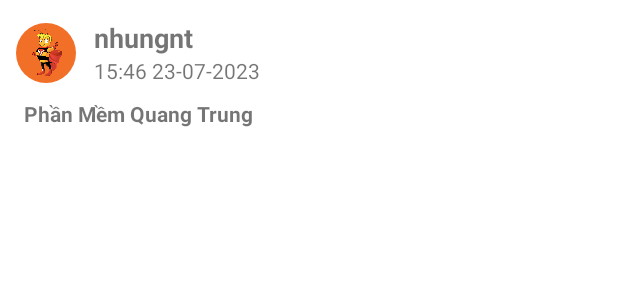
After one commit to NguyenHoang1602/Myfpoly, an Android app: the layout item_news.xml on its own in the app's theme, with its tools: preview values and no code run, on a phone screen of 412 x 824 dp. The commit adds this screen. Shown: the top 300 px of the screen. Run offline under Robolectric (Android 15) with nearby library versions, the phone set to English and light mode, and no system bars.

Commit message:
finished project

```diff
--- a/app/build.gradle
+++ b/app/build.gradle
@@ -43,4 +43,9 @@ dependencies {
     implementation 'com.squareup.retrofit2:retrofit:(2.9.0)'
     implementation 'com.squareup.retrofit2:converter-gson:2.9.0'
 
+    //glide
+    implementation 'com.github.bumptech.glide:glide:4.14.2'
+    annotationProcessor 'com.github.bumptech.glide:compiler:4.14.2'
+    implementation 'com.github.clans:fab:1.6.4'
+
 }
--- a/app/src/main/java/com/example/asm_nguyenhnpk02250/Fragment/fragment_Schedule/fragment_schedule/fragment_schedule.java
+++ b/app/src/main/java/com/example/asm_nguyenhnpk02250/Fragment/fragment_Schedule/fragment_schedule/fragment_schedule.java
@@ -89,7 +89,7 @@ public class fragment_schedule extends Fragment {
                     }
                 }
                 if (list == null || list.isEmpty()){
-                    Toast.makeText(mainActivity, "Bạn không có lịch học trong thời gian tới ",Toast.LENGTH_SHORT).show();
+                    Toast.makeText(getContext(), "Bạn không có lịch học trong thời gian tới ",Toast.LENGTH_SHORT).show();
                     return;
                 }
                 //Toast.makeText(mainActivity, "listschedule : " + list.size(),Toast.LENGTH_SHORT).show();
--- a/app/src/main/java/com/example/asm_nguyenhnpk02250/Fragment/fragment_Schedule/fragment_test_schedule/fragment_test_schedule.java
+++ b/app/src/main/java/com/example/asm_nguyenhnpk02250/Fragment/fragment_Schedule/fragment_test_schedule/fragment_test_schedule.java
@@ -69,7 +69,7 @@ public class fragment_test_schedule extends Fragment {
                     }
                 }
                 if (testSchedules == null || testSchedules.isEmpty()){
-                    Toast.makeText(mainActivity, "Bạn không có lịch thi trong thời gian tới ",Toast.LENGTH_SHORT).show();
+                    Toast.makeText(getContext(), "Bạn không có lịch thi trong thời gian tới ",Toast.LENGTH_SHORT).show();
                     return;
                 }
                 //Toast.makeText(mainActivity, "listschedule : " + list.size(),Toast.LENGTH_SHORT).show();
--- a/app/src/main/java/com/example/asm_nguyenhnpk02250/Fragment/fragment_home/fragment_notification_study/fragment_notification_study.java
+++ b/app/src/main/java/com/example/asm_nguyenhnpk02250/Fragment/fragment_home/fragment_notification_study/fragment_notification_study.java
@@ -58,7 +58,7 @@ public class fragment_notification_study extends Fragment {
             public void onResponse(Call<ArrayList<NotificationStudy>> call, Response<ArrayList<NotificationStudy>> response) {
                 notificationStudies = response.body();
                 if(notificationStudies == null || notificationStudies.isEmpty()){
-                    Toast.makeText(mainActivity, "Khong co thong bao hoc phi",Toast.LENGTH_SHORT).show();
+                    Toast.makeText(getContext(), "Khong co thong bao hoc tap",Toast.LENGTH_SHORT).show();
                     return;
                 }
                 LinearLayoutManager linearLayoutManager = new LinearLayoutManager(getContext(),LinearLayoutManager.VERTICAL,false);
--- a/app/src/main/java/com/example/asm_nguyenhnpk02250/Fragment/fragment_home/fragment_notification_tuition/fragment_notification_tuition.java
+++ b/app/src/main/java/com/example/asm_nguyenhnpk02250/Fragment/fragment_home/fragment_notification_tuition/fragment_notification_tuition.java
@@ -55,7 +55,8 @@ public class fragment_notification_tuition extends Fragment {
             public void onResponse(Call<ArrayList<NotificationTuition>> call, Response<ArrayList<NotificationTuition>> response) {
                 list = response.body();
                 if(list == null || list.isEmpty()){
-                    Toast.makeText(mainActivity, "Khong co thong bao hoc phi",Toast.LENGTH_SHORT).show();
+                    //Toast.makeText(mainActivity, "Khong co thong bao hoc phi",Toast.LENGTH_SHORT).show();
+                    Toast.makeText(getContext(), "Khong co thong bao hoc phi",Toast.LENGTH_SHORT).show();
                     return;
                 }
                 LinearLayoutManager linearLayoutManager = new LinearLayoutManager(getContext(),LinearLayoutManager.VERTICAL,false);
--- a/app/src/main/java/com/example/asm_nguyenhnpk02250/Fragment/fragment_home/fragment_notification_work/fragment_notification_work.java
+++ b/app/src/main/java/com/example/asm_nguyenhnpk02250/Fragment/fragment_home/fragment_notification_work/fragment_notification_work.java
@@ -55,7 +55,7 @@ public class fragment_notification_work extends Fragment {
             public void onResponse(Call<ArrayList<NotificationAction>> call, Response<ArrayList<NotificationAction>> response) {
                 list = response.body();
                 if(list == null || list.isEmpty()){
-                    Toast.makeText(mainActivity, "Khong co thong bao hoat dond",Toast.LENGTH_SHORT).show();
+                    Toast.makeText(getContext(), "Khong co thong bao hoat dong",Toast.LENGTH_SHORT).show();
                     return;
                 }
                 LinearLayoutManager linearLayoutManager = new LinearLayoutManager(getContext(),LinearLayoutManager.VERTICAL,false);
--- a/app/src/main/java/com/example/asm_nguyenhnpk02250/services/APIService.java
+++ b/app/src/main/java/com/example/asm_nguyenhnpk02250/services/APIService.java
@@ -1,5 +1,6 @@
 package com.example.asm_nguyenhnpk02250.services;
 
+import com.example.asm_nguyenhnpk02250.Model.News;
 import com.example.asm_nguyenhnpk02250.Model.NotificationAction;
 import com.example.asm_nguyenhnpk02250.Model.NotificationStudy;
 import com.example.asm_nguyenhnpk02250.Model.NotificationTuition;
@@ -28,6 +29,8 @@ public interface APIService {
     Call<ArrayList<Schedules>> getSchedule();
     @GET("GetTestSchedule.php")
     Call<ArrayList<TestSchedules>> getTestSchedule();
+    @GET("GetNews.php")
+    Call<ArrayList<News>> getNews();
 
 
 }
--- /dev/null
+++ b/app/src/main/res/layout/item_news.xml
@@ -0,0 +1,69 @@
+<?xml version="1.0" encoding="utf-8"?>
+<LinearLayout xmlns:android="http://schemas.android.com/apk/res/android"
+    android:layout_width="match_parent"
+    android:layout_height="wrap_content"
+    android:orientation="vertical"
+    android:padding="5dp"
+    android:layout_marginTop="5dp"
+    android:background="@drawable/box_shadow">
+    <LinearLayout
+        android:layout_width="match_parent"
+        android:layout_height="50dp"
+        android:orientation="horizontal">
+<!--        <ImageView-->
+<!--            android:id="@+id/img_avatar"-->
+<!--            android:layout_width="40dp"-->
+<!--            android:layout_height="40dp"-->
+<!--            android:background="@drawable/logo"-->
+<!--            android:layout_gravity="center"-->
+<!--            android:layout_marginStart="5dp"/>-->
+        <de.hdodenhof.circleimageview.CircleImageView
+            android:id="@+id/img_avatar"
+            android:layout_width="40dp"
+            android:layout_height="40dp"
+            android:layout_gravity="center"
+            android:layout_marginStart="5dp"
+            android:src="@drawable/logo"/>
+        <LinearLayout
+            android:layout_width="match_parent"
+            android:layout_height="match_parent"
+            android:orientation="vertical"
+            android:padding="2dp">
+            <TextView
+                android:layout_width="wrap_content"
+                android:layout_height="wrap_content"
+                android:text="nhungnt"
+                android:id="@+id/tv_publisher"
+                android:textStyle="bold"
+                android:layout_marginStart="10dp"
+                android:textSize="18sp"/>
+            <TextView
+                android:id="@+id/tv_timenews"
+                android:layout_width="wrap_content"
+                android:layout_height="wrap_content"
+                android:layout_marginStart="10dp"
+                android:text="15:46 23-07-2023"/>
+        </LinearLayout>
+
+
+    </LinearLayout>
+    <LinearLayout
+        android:layout_width="match_parent"
+        android:layout_height="wrap_content"
+        android:orientation="vertical"
+        android:padding="5dp">
+        <TextView
+            android:layout_width="wrap_content"
+            android:layout_height="wrap_content"
+            android:text="Phần Mềm Quang Trung"
+            android:id="@+id/tv_titlenews"
+            android:textStyle="bold"
+            android:layout_marginStart="5dp"/>
+        <ImageView
+            android:id="@+id/ima"
+            android:layout_width="match_parent"
+            android:layout_height="wrap_content"
+            android:layout_marginTop="10dp"/>
+    </LinearLayout>
+
+</LinearLayout>
--- a/app/src/main/res/layout/layout_fragment_notification_study.xml
+++ b/app/src/main/res/layout/layout_fragment_notification_study.xml
@@ -4,7 +4,6 @@
     android:layout_height="match_parent"
     android:padding="10dp"
     android:background="#00FFFFFF">
-
     <LinearLayout
         android:id="@+id/linearNotification"
         android:layout_width="match_parent"
```
Also changed, not shown: app/src/main/java/com/example/asm_nguyenhnpk02250/Fragment/fragment_score/NewAdapter/NewAdapter.java (added, +65 -0 lines), app/src/main/java/com/example/asm_nguyenhnpk02250/Fragment/fragment_score/Score_Fragment.java (+51 -0 lines), app/src/main/java/com/example/asm_nguyenhnpk02250/Model/News.java (added, +80 -0 lines), app/src/main/res/layout/score_fragment.xml (+11 -6 lines).
